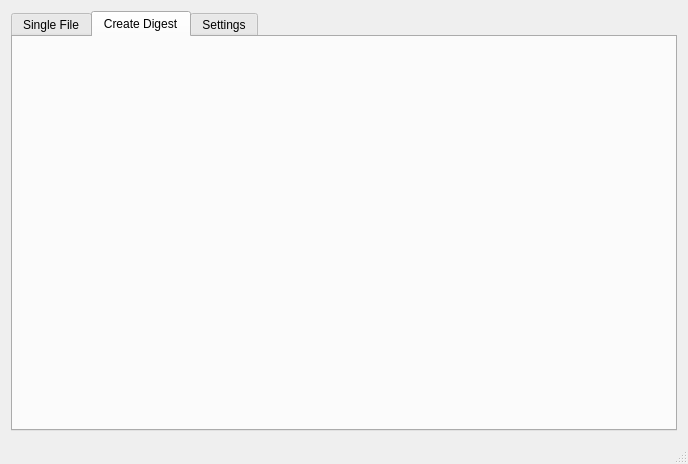
Old version of the form src/mainwindow.ui in the repository fffaraz/QtHashSum.
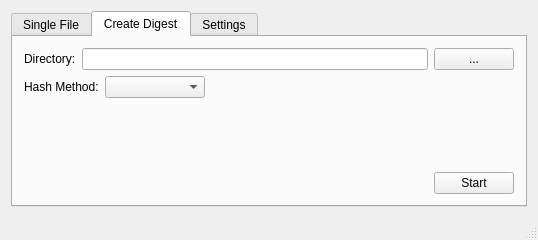
New version of the form. The open tabs and pages were chosen to show the change.

Diff of the .ui file:
```diff
--- a/src/mainwindow.ui
+++ b/src/mainwindow.ui
@@ -6,19 +6,19 @@
    <rect>
     <x>0</x>
     <y>0</y>
-    <width>688</width>
-    <height>464</height>
+    <width>483</width>
+    <height>240</height>
    </rect>
   </property>
   <property name="windowTitle">
-   <string>QHashSum</string>
+   <string>QtHashSum</string>
   </property>
   <widget class="QWidget" name="centralWidget">
    <layout class="QVBoxLayout" name="verticalLayout_3">
     <item>
      <widget class="QTabWidget" name="tabWidget">
       <property name="currentIndex">
-       <number>2</number>
+       <number>0</number>
       </property>
       <widget class="QWidget" name="tabFile">
        <attribute name="title">
@@ -52,13 +52,6 @@
            <string>Hash Methods</string>
           </property>
           <layout class="QHBoxLayout" name="horizontalLayout_3">
-           <item>
-            <widget class="QCheckBox" name="chkSHA1">
-             <property name="text">
-              <string>SHA1</string>
-             </property>
-            </widget>
-           </item>
            <item>
             <widget class="QCheckBox" name="chkMD5">
              <property name="text">
@@ -66,6 +59,41 @@
              </property>
             </widget>
            </item>
+           <item>
+            <widget class="QCheckBox" name="chkSHA1">
+             <property name="text">
+              <string>SHA1</string>
+             </property>
+            </widget>
+           </item>
+           <item>
+            <widget class="QCheckBox" name="chkSHA2_256">
+             <property name="text">
+              <string>SHA2-256</string>
+             </property>
+            </widget>
+           </item>
+           <item>
+            <widget class="QCheckBox" name="chkSHA2_512">
+             <property name="text">
+              <string>SHA2-512</string>
+             </property>
+            </widget>
+           </item>
+           <item>
+            <widget class="QCheckBox" name="chkSHA3_256">
+             <property name="text">
+              <string>SHA3-256</string>
+             </property>
+            </widget>
+           </item>
+           <item>
+            <widget class="QCheckBox" name="chkSHA3_512">
+             <property name="text">
+              <string>SHA3-512</string>
+             </property>
+            </widget>
+           </item>
           </layout>
          </widget>
         </item>
@@ -77,7 +105,7 @@
           <property name="sizeHint" stdset="0">
            <size>
             <width>20</width>
-            <height>231</height>
+            <height>7</height>
            </size>
           </property>
          </spacer>
@@ -112,6 +140,100 @@
        <attribute name="title">
         <string>Create Digest</string>
        </attribute>
+       <layout class="QVBoxLayout" name="verticalLayout_5">
+        <item>
+         <layout class="QHBoxLayout" name="horizontalLayout_4">
+          <item>
+           <widget class="QLabel" name="lblDir">
+            <property name="text">
+             <string>Directory:</string>
+            </property>
+           </widget>
+          </item>
+          <item>
+           <widget class="QLineEdit" name="txtDir"/>
+          </item>
+          <item>
+           <widget class="QPushButton" name="btnBrowseDir">
+            <property name="text">
+             <string>...</string>
+            </property>
+           </widget>
+          </item>
+         </layout>
+        </item>
+        <item>
+         <layout class="QHBoxLayout" name="horizontalLayout_5">
+          <item>
+           <widget class="QLabel" name="lblMethod">
+            <property name="text">
+             <string>Hash Method:</string>
+            </property>
+           </widget>
+          </item>
+          <item>
+           <widget class="QComboBox" name="cmbMethods">
+            <property name="minimumSize">
+             <size>
+              <width>100</width>
+              <height>0</height>
+             </size>
+            </property>
+           </widget>
+          </item>
+          <item>
+           <spacer name="horizontalSpacer_2">
+            <property name="orientation">
+             <enum>Qt::Horizontal</enum>
+            </property>
+            <property name="sizeHint" stdset="0">
+             <size>
+              <width>40</width>
+              <height>20</height>
+             </size>
+            </property>
+           </spacer>
+          </item>
+         </layout>
+        </item>
+        <item>
+         <spacer name="verticalSpacer_3">
+          <property name="orientation">
+           <enum>Qt::Vertical</enum>
+          </property>
+          <property name="sizeHint" stdset="0">
+           <size>
+            <width>20</width>
+            <height>43</height>
+           </size>
+          </property>
+         </spacer>
+        </item>
+        <item>
+         <layout class="QHBoxLayout" name="horizontalLayout_6">
+          <item>
+           <spacer name="horizontalSpacer_3">
+            <property name="orientation">
+             <enum>Qt::Horizontal</enum>
+            </property>
+            <property name="sizeHint" stdset="0">
+             <size>
+              <width>40</width>
+              <height>20</height>
+             </size>
+            </property>
+           </spacer>
+          </item>
+          <item>
+           <widget class="QPushButton" name="btnStartDir">
+            <property name="text">
+             <string>Start</string>
+            </property>
+           </widget>
+          </item>
+         </layout>
+        </item>
+       </layout>
       </widget>
       <widget class="QWidget" name="tabSettings">
        <attribute name="title">
@@ -141,6 +263,20 @@
           </item>
          </layout>
         </item>
+        <item>
+         <widget class="Line" name="line">
+          <property name="orientation">
+           <enum>Qt::Horizontal</enum>
+          </property>
+         </widget>
+        </item>
+        <item>
+         <widget class="QLabel" name="lblAbout">
+          <property name="text">
+           <string>&lt;html&gt;&lt;head/&gt;&lt;body&gt;&lt;p&gt;&lt;span style=&quot; font-size:11pt; font-weight:600;&quot;&gt;QtHashSum&lt;/span&gt;&lt;/p&gt;&lt;p&gt;&lt;span style=&quot; font-size:9pt;&quot;&gt;1.0.0&lt;/span&gt;&lt;/p&gt;&lt;p&gt;&lt;a href=&quot;https://github.com/fffaraz/QtHashSum&quot;&gt;&lt;span style=&quot; text-decoration: underline; color:#007af4;&quot;&gt;https://github.com/fffaraz/QtHashSum&lt;/span&gt;&lt;/a&gt;&lt;/p&gt;&lt;/body&gt;&lt;/html&gt;</string>
+          </property>
+         </widget>
+        </item>
         <item>
          <spacer name="verticalSpacer">
           <property name="orientation">
@@ -149,7 +285,7 @@
           <property name="sizeHint" stdset="0">
            <size>
             <width>20</width>
-            <height>307</height>
+            <height>18</height>
            </size>
           </property>
          </spacer>
@@ -165,7 +301,7 @@
     <rect>
      <x>0</x>
      <y>0</y>
-     <width>688</width>
+     <width>483</width>
      <height>20</height>
     </rect>
    </property>
```
